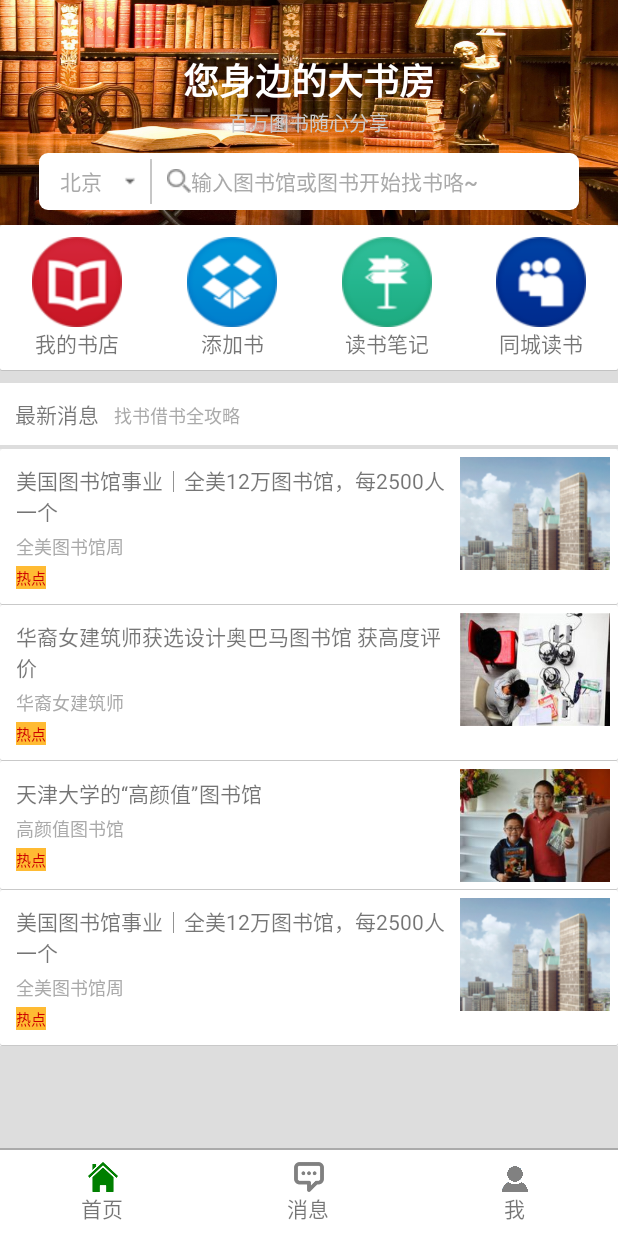
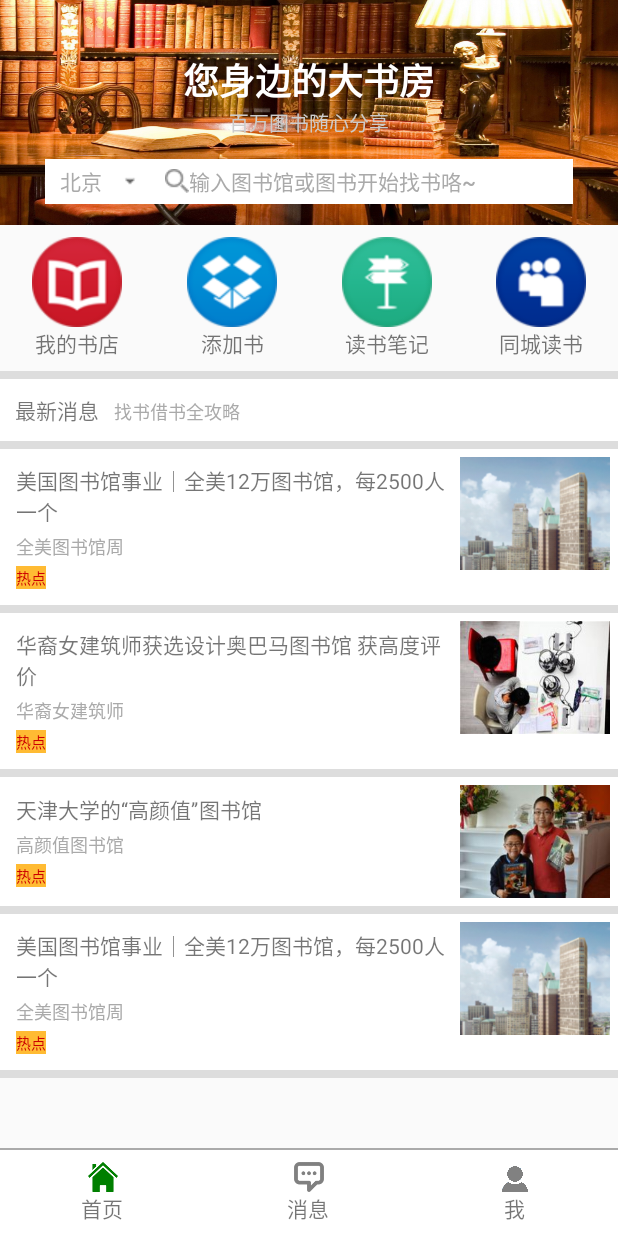
Before and after one commit to AaronYFQ/vHomeLibrary, an Android app: the screen it shows after launch (MainActivity), on a phone screen of 412 x 824 dp. Run offline under Robolectric (Android 15) with nearby library versions, the phone set to English and light mode, and no system bars.

Commit message:
performance update

```diff
--- a/app/src/main/res/layout/fragment_home.xml
+++ b/app/src/main/res/layout/fragment_home.xml
@@ -9,7 +9,6 @@
         android:layout_width="match_parent"
         android:layout_height="match_parent"
         android:orientation="vertical"
-        android:background="#DDDDDD"
         android:fillViewport="false">
 
         <LinearLayout
@@ -24,7 +23,6 @@
                 android:paddingRight="16dp"
                 android:gravity="bottom"
                 android:background="@drawable/header_bg">
-
 
                 <LinearLayout
                     android:orientation="vertical"
@@ -56,7 +54,6 @@
                     android:orientation="horizontal"
                     android:layout_width="match_parent"
                     android:layout_height="wrap_content"
-                    android:background="@drawable/corner_border"
                     android:layout_below="@id/app_title_layout"
                     android:padding="4dp"
                     android:layout_margin="10dp">
@@ -72,11 +69,6 @@
                         android:textSize="14sp"
                         android:id="@+id/city_btn" />
 
-                    <LinearLayout
-                        android:orientation="vertical"
-                        android:layout_width="1dp"
-                        android:layout_height="30dp"
-                        android:background="#DDDDDD"></LinearLayout>
 
                     <Button
                         android:layout_width="match_parent"
@@ -97,7 +89,6 @@
                 android:orientation="horizontal"
                 android:layout_width="match_parent"
                 android:layout_height="wrap_content"
-                android:background="@drawable/shadow_border"
                 android:paddingTop="8dp"
                 android:paddingBottom="8dp">
 
@@ -187,11 +178,11 @@
                 </LinearLayout>
             </LinearLayout>
 
-            <LinearLayout
-                android:orientation="vertical"
+            <TextView
+                android:background="#DDDDDD"
                 android:layout_width="match_parent"
-                android:layout_height="wrap_content"
-                android:padding="4dp"></LinearLayout>
+                android:layout_height="5dp"/>
+
 
             <!--include layout="@layout/slide_panel" />
 
@@ -229,18 +220,15 @@
                         android:id="@+id/msg_2" />
                 </LinearLayout>
 
-                <LinearLayout
-                    android:orientation="vertical"
+                <TextView
                     android:layout_width="match_parent"
-                    android:layout_height="wrap_content"
+                    android:layout_height="5dp"
                     android:background="#DDDDDD"
-                    android:padding="1dp"></LinearLayout>
-
+                    android:padding="1dp"/>
                 <LinearLayout
                     android:orientation="horizontal"
                     android:layout_width="match_parent"
                     android:layout_height="wrap_content"
-                    android:background="@drawable/shadow_border"
                     android:padding="5dp">
                     <LinearLayout
                         android:orientation="vertical"
@@ -280,11 +268,15 @@
 
                 </LinearLayout>
 
+                <TextView
+                    android:background="#DDDDDD"
+                    android:layout_width="match_parent"
+                    android:layout_height="5dp"/>
+
                 <LinearLayout
                     android:orientation="horizontal"
                     android:layout_width="match_parent"
                     android:layout_height="wrap_content"
-                    android:background="@drawable/shadow_border"
                     android:padding="5dp">
                     <LinearLayout
                         android:orientation="vertical"
@@ -323,12 +315,16 @@
                         android:id="@+id/msg_img_2" />
 
                 </LinearLayout>
+                <TextView
+                    android:layout_width="match_parent"
+                    android:layout_height="5dp"
+                    android:background="#DDDDDD"
+                    android:padding="1dp"/>
 
                 <LinearLayout
                     android:orientation="horizontal"
                     android:layout_width="match_parent"
                     android:layout_height="wrap_content"
-                    android:background="@drawable/shadow_border"
                     android:padding="5dp">
                     <LinearLayout
                         android:orientation="vertical"
@@ -367,11 +363,15 @@
                         android:id="@+id/msg_img_3" />
 
                 </LinearLayout>
+                <TextView
+                    android:layout_width="match_parent"
+                    android:layout_height="5dp"
+                    android:background="#DDDDDD"
+                    android:padding="1dp"/>
                 <LinearLayout
                     android:orientation="horizontal"
                     android:layout_width="match_parent"
                     android:layout_height="wrap_content"
-                    android:background="@drawable/shadow_border"
                     android:padding="5dp">
                     <LinearLayout
                         android:orientation="vertical"
@@ -410,6 +410,11 @@
                         android:id="@+id/msg_img_4" />
 
                 </LinearLayout>
+                <TextView
+                    android:layout_width="match_parent"
+                    android:layout_height="5dp"
+                    android:background="#DDDDDD"
+                    android:padding="1dp"/>
             </LinearLayout>
         </LinearLayout>
 
```
